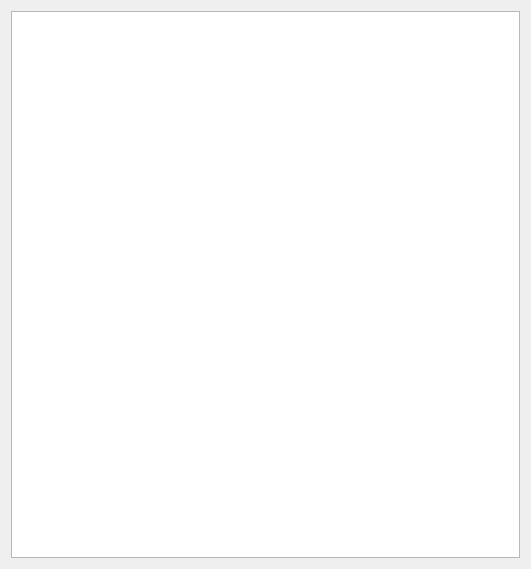
First picture: the form in ui/counterwidget.ui, repository niniemann/TackenCounter, before the edit.
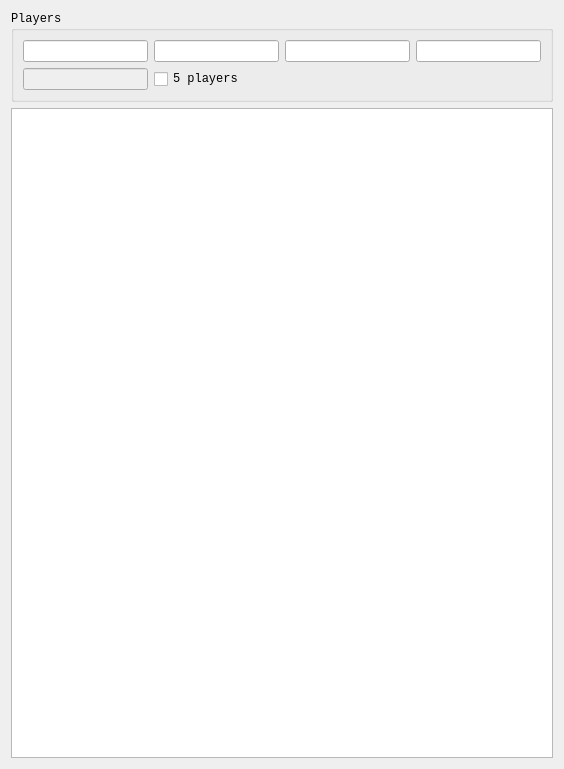
Second picture: the form after the edit.

Commit message: added inputs for player names and count

```diff
--- a/ui/counterwidget.ui
+++ b/ui/counterwidget.ui
@@ -6,8 +6,8 @@
    <rect>
     <x>0</x>
     <y>0</y>
-    <width>531</width>
-    <height>569</height>
+    <width>564</width>
+    <height>769</height>
    </rect>
   </property>
   <property name="font">
@@ -18,8 +18,95 @@
   <property name="windowTitle">
    <string>Form</string>
   </property>
-  <layout class="QGridLayout" name="gridLayout">
-   <item row="0" column="0">
+  <layout class="QVBoxLayout" name="verticalLayout_2">
+   <item>
+    <widget class="QGroupBox" name="groupBox">
+     <property name="title">
+      <string>Players</string>
+     </property>
+     <layout class="QGridLayout" name="gridLayout">
+      <item row="0" column="0">
+       <layout class="QHBoxLayout" name="horizontalLayout">
+        <item>
+         <widget class="QLineEdit" name="inputName1">
+          <property name="sizePolicy">
+           <sizepolicy hsizetype="MinimumExpanding" vsizetype="Fixed">
+            <horstretch>0</horstretch>
+            <verstretch>0</verstretch>
+           </sizepolicy>
+          </property>
+         </widget>
+        </item>
+        <item>
+         <widget class="QLineEdit" name="inputName2">
+          <property name="sizePolicy">
+           <sizepolicy hsizetype="MinimumExpanding" vsizetype="Fixed">
+            <horstretch>0</horstretch>
+            <verstretch>0</verstretch>
+           </sizepolicy>
+          </property>
+         </widget>
+        </item>
+       </layout>
+      </item>
+      <item row="0" column="1">
+       <layout class="QHBoxLayout" name="horizontalLayout_2">
+        <item>
+         <widget class="QLineEdit" name="inputName3">
+          <property name="sizePolicy">
+           <sizepolicy hsizetype="MinimumExpanding" vsizetype="Fixed">
+            <horstretch>0</horstretch>
+            <verstretch>0</verstretch>
+           </sizepolicy>
+          </property>
+         </widget>
+        </item>
+        <item>
+         <widget class="QLineEdit" name="inputName4">
+          <property name="sizePolicy">
+           <sizepolicy hsizetype="MinimumExpanding" vsizetype="Fixed">
+            <horstretch>0</horstretch>
+            <verstretch>0</verstretch>
+           </sizepolicy>
+          </property>
+         </widget>
+        </item>
+       </layout>
+      </item>
+      <item row="1" column="0">
+       <layout class="QHBoxLayout" name="horizontalLayout_3">
+        <item>
+         <widget class="QLineEdit" name="inputName5">
+          <property name="enabled">
+           <bool>false</bool>
+          </property>
+          <property name="sizePolicy">
+           <sizepolicy hsizetype="MinimumExpanding" vsizetype="Fixed">
+            <horstretch>0</horstretch>
+            <verstretch>0</verstretch>
+           </sizepolicy>
+          </property>
+         </widget>
+        </item>
+        <item>
+         <widget class="QCheckBox" name="boxFivePlayers">
+          <property name="sizePolicy">
+           <sizepolicy hsizetype="Expanding" vsizetype="Fixed">
+            <horstretch>0</horstretch>
+            <verstretch>0</verstretch>
+           </sizepolicy>
+          </property>
+          <property name="text">
+           <string>5 players</string>
+          </property>
+         </widget>
+        </item>
+       </layout>
+      </item>
+     </layout>
+    </widget>
+   </item>
+   <item>
     <widget class="QTreeView" name="treeView">
      <attribute name="headerStretchLastSection">
       <bool>false</bool>
```
Left out of the diff: 2 changed lines with no effect on the pictures. The commit also changes 4 other files.
